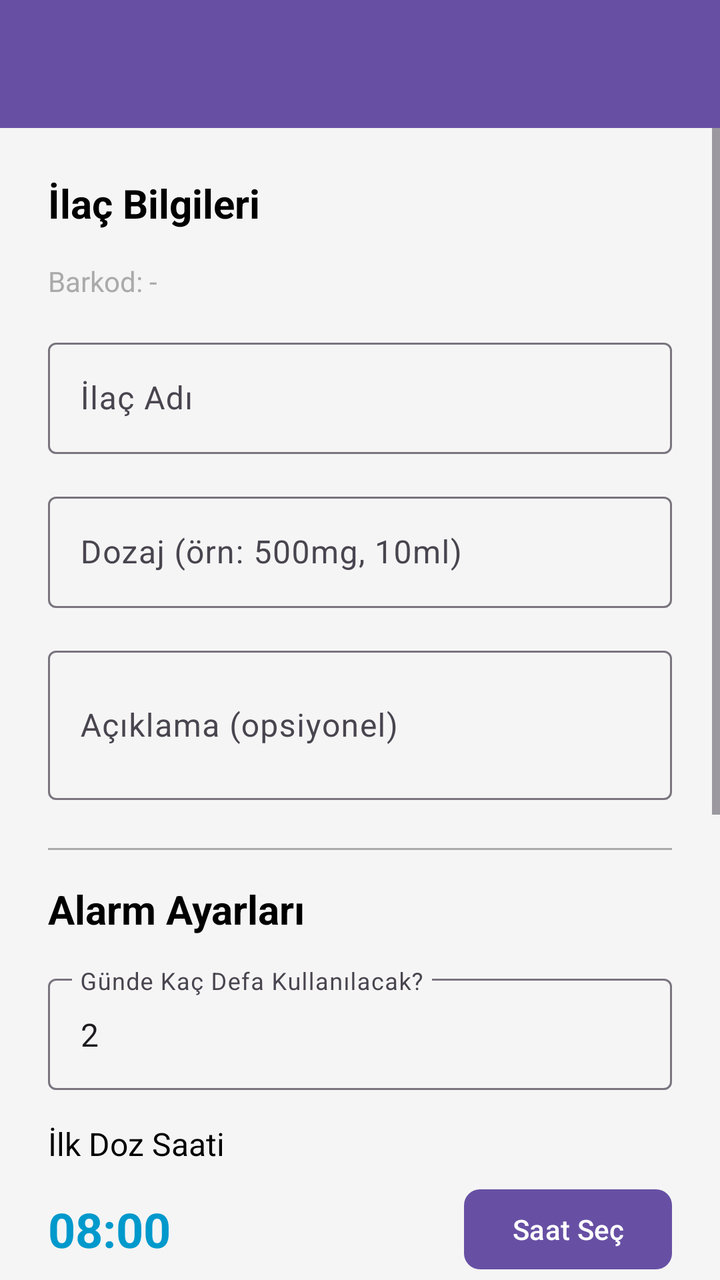
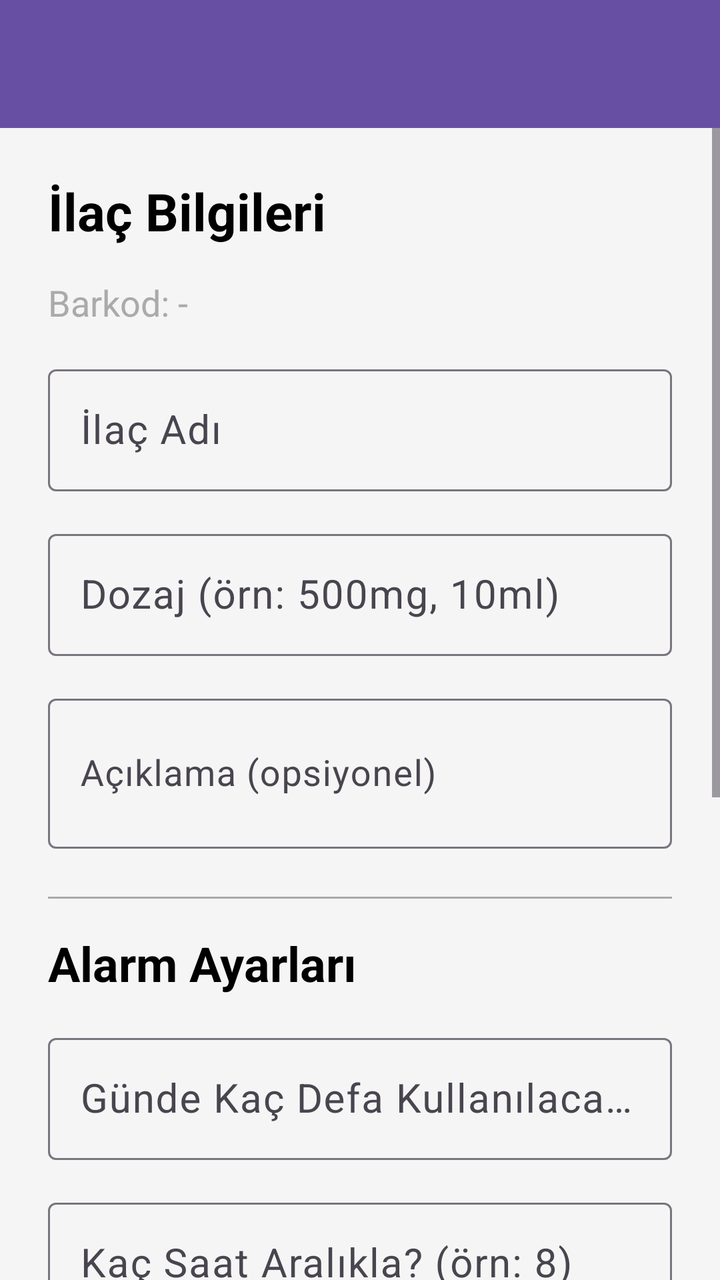

Two renders of the same Android screen: before a commit and after it. Below are the layout's source before the change and the commit's diff.
<!-- AndroidManifest.xml: application theme Theme.SafeDose -->
<!-- res/layout/activity_alarm_setup.xml -->
<?xml version="1.0" encoding="utf-8"?>
<LinearLayout xmlns:android="http://schemas.android.com/apk/res/android"
    xmlns:app="http://schemas.android.com/apk/res-auto"
    android:layout_width="match_parent"
    android:layout_height="match_parent"
    android:orientation="vertical">

    
    <androidx.appcompat.widget.Toolbar
        android:id="@+id/toolbar"
        android:layout_width="match_parent"
        android:layout_height="?attr/actionBarSize"
        android:background="?attr/colorPrimary"
        android:elevation="4dp"
        android:theme="@style/ThemeOverlay.AppCompat.Dark.ActionBar"
        app:popupTheme="@style/ThemeOverlay.AppCompat.Light" />


    <ScrollView
        android:layout_width="match_parent"
        android:layout_height="0dp"
        android:layout_weight="1"
        android:fillViewport="true">

        <LinearLayout
            android:layout_width="match_parent"
            android:layout_height="wrap_content"
            android:orientation="vertical"
            android:padding="24dp"
            android:background="#F5F5F5">


            
            <TextView
                android:layout_width="wrap_content"
                android:layout_height="wrap_content"
                android:text="İlaç Bilgileri"
                android:textSize="20sp"
                android:textStyle="bold"
                android:textColor="@android:color/black"
                android:layout_marginBottom="16dp" />

            
            <TextView
                android:id="@+id/tvBarcodeInfo"
                android:layout_width="wrap_content"
                android:layout_height="wrap_content"
                android:text="Barkod: -"
                android:textSize="14sp"
                android:textColor="@android:color/darker_gray"
                android:layout_marginBottom="16dp" />

            
            <com.google.android.material.textfield.TextInputLayout
                android:layout_width="match_parent"
                android:layout_height="wrap_content"
                android:hint="İlaç Adı"
                android:layout_marginBottom="16dp">

                <com.google.android.material.textfield.TextInputEditText
                    android:id="@+id/etMedicineName"
                    android:layout_width="match_parent"
                    android:layout_height="wrap_content"
                    android:inputType="text"
                    android:maxLines="1" />

            </com.google.android.material.textfield.TextInputLayout>

            
            <com.google.android.material.textfield.TextInputLayout
                android:layout_width="match_parent"
                android:layout_height="wrap_content"
                android:hint="Dozaj (örn: 500mg, 10ml)"
                android:layout_marginBottom="16dp">

                <com.google.android.material.textfield.TextInputEditText
                    android:id="@+id/etDosage"
                    android:layout_width="match_parent"
                    android:layout_height="wrap_content"
                    android:inputType="text"
                    android:maxLines="1" />

            </com.google.android.material.textfield.TextInputLayout>

            
            <com.google.android.material.textfield.TextInputLayout
                android:layout_width="match_parent"
                android:layout_height="wrap_content"
                android:hint="Açıklama (opsiyonel)"
                android:layout_marginBottom="24dp">

                <com.google.android.material.textfield.TextInputEditText
                    android:id="@+id/etDescription"
                    android:layout_width="match_parent"
                    android:layout_height="wrap_content"
                    android:inputType="textMultiLine"
                    android:maxLines="3"
                    android:minLines="2" />

            </com.google.android.material.textfield.TextInputLayout>

            
            <View
                android:layout_width="match_parent"
                android:layout_height="1dp"
                android:background="@android:color/darker_gray"
                android:layout_marginBottom="16dp" />

            
            <TextView
                android:layout_width="wrap_content"
                android:layout_height="wrap_content"
                android:text="Alarm Ayarları"
                android:textSize="20sp"
                android:textStyle="bold"
                android:textColor="@android:color/black"
                android:layout_marginBottom="16dp" />

            
            <com.google.android.material.textfield.TextInputLayout
                android:layout_width="match_parent"
                android:layout_height="wrap_content"
                android:hint="Günde Kaç Defa Kullanılacak?"
                android:layout_marginBottom="16dp">

                <com.google.android.material.textfield.TextInputEditText
                    android:id="@+id/etTimesPerDay"
                    android:layout_width="match_parent"
                    android:layout_height="wrap_content"
                    android:inputType="number"
                    android:maxLines="1"
                    android:text="2" />

            </com.google.android.material.textfield.TextInputLayout>

            
            <TextView
                android:layout_width="wrap_content"
                android:layout_height="wrap_content"
                android:text="İlk Doz Saati"
                android:textSize="16sp"
                android:textColor="@android:color/black"
                android:layout_marginBottom="8dp" />

            <LinearLayout
                android:layout_width="match_parent"
                android:layout_height="wrap_content"
                android:orientation="horizontal"
                android:gravity="center_vertical"
                android:layout_marginBottom="16dp">

                <TextView
                    android:id="@+id/tvStartTime"
                    android:layout_width="0dp"
                    android:layout_height="wrap_content"
                    android:layout_weight="1"
                    android:text="08:00"
                    android:textSize="24sp"
                    android:textStyle="bold"
                    android:textColor="@android:color/holo_blue_dark" />

                <com.google.android.material.button.MaterialButton
                    android:id="@+id/btnSelectStartTime"
                    android:layout_width="wrap_content"
                    android:layout_height="wrap_content"
                    android:text="Saat Seç"
                    app:cornerRadius="8dp" />

            </LinearLayout>

            
            <com.google.android.material.textfield.TextInputLayout
                android:layout_width="match_parent"
                android:layout_height="wrap_content"
                android:hint="Kaç Saat Aralıkla? (örn: 8)"
                android:layout_marginBottom="16dp">

                <com.google.android.material.textfield.TextInputEditText
                    android:id="@+id/etIntervalHours"
                    android:layout_width="match_parent"
                    android:layout_height="wrap_content"
                    android:inputType="number"
                    android:maxLines="1"
                    android:text="8" />

            </com.google.android.material.textfield.TextInputLayout>

            
            <com.google.android.material.textfield.TextInputLayout
                android:layout_width="match_parent"
                android:layout_height="wrap_content"
                android:hint="Kaç Gün Kullanılacak?"
                android:layout_marginBottom="24dp">

                <com.google.android.material.textfield.TextInputEditText
                    android:id="@+id/etDurationDays"
                    android:layout_width="match_parent"
                    android:layout_height="wrap_content"
                    android:inputType="number"
                    android:maxLines="1"
                    android:text="7" />

            </com.google.android.material.textfield.TextInputLayout>

            
            <com.google.android.material.card.MaterialCardView
                android:layout_width="match_parent"
                android:layout_height="wrap_content"
                android:layout_marginBottom="24dp"
                app:cardCornerRadius="8dp"
                app:cardBackgroundColor="@android:color/holo_blue_light"
                app:cardElevation="2dp">

                <LinearLayout
                    android:layout_width="match_parent"
                    android:layout_height="wrap_content"
                    android:orientation="vertical"
                    android:padding="16dp">

                    <TextView
                        android:layout_width="wrap_content"
                        android:layout_height="wrap_content"
                        android:text="ℹ️ Bilgi"
                        android:textSize="14sp"
                        android:textStyle="bold"
                        android:textColor="@android:color/white"
                        android:layout_marginBottom="8dp" />

                    <TextView
                        android:layout_width="match_parent"
                        android:layout_height="wrap_content"
                        android:text="Örnek: Günde 3 defa, 8 saat aralıkla\n• 1. Alarm: 08:00\n• 2. Alarm: 16:00\n• 3. Alarm: 00:00"
                        android:textSize="12sp"
                        android:textColor="@android:color/white" />

                </LinearLayout>

            </com.google.android.material.card.MaterialCardView>

            
            <LinearLayout
                android:layout_width="match_parent"
                android:layout_height="wrap_content"
                android:orientation="horizontal"
                android:gravity="center">

                
                <com.google.android.material.button.MaterialButton
                    android:id="@+id/btnCancel"
                    android:layout_width="0dp"
                    android:layout_height="wrap_content"
                    android:layout_weight="1"
                    android:text="İptal"
                    android:textColor="@android:color/holo_red_dark"
                    android:layout_marginEnd="8dp"
                    app:cornerRadius="8dp"
                    app:strokeColor="@android:color/holo_red_dark"
                    app:strokeWidth="2dp"
                    app:backgroundTint="@android:color/white" />

                
                <com.google.android.material.button.MaterialButton
                    android:id="@+id/btnSave"
                    android:layout_width="0dp"
                    android:layout_height="wrap_content"
                    android:layout_weight="1"
                    android:text="Kaydet"
                    android:layout_marginStart="8dp"
                    app:cornerRadius="8dp" />

            </LinearLayout>

        </LinearLayout>

    </ScrollView>

</LinearLayout>
<!-- resources referenced by this layout -->
<resources>
  <style name="Theme.SafeDose" parent="Base.Theme.SafeDose" />
  <style name="Base.Theme.SafeDose" parent="Theme.Material3.DayNight.NoActionBar">
          
          
      </style>
</resources>

<!-- the commit's change to res/layout/activity_alarm_setup.xml (unified diff, before → after) -->
@@ -15,7 +15,6 @@
         android:theme="@style/ThemeOverlay.AppCompat.Dark.ActionBar"
         app:popupTheme="@style/ThemeOverlay.AppCompat.Light" />
 
-
     <ScrollView
         android:layout_width="match_parent"
         android:layout_height="0dp"
@@ -29,13 +28,12 @@
             android:padding="24dp"
             android:background="#F5F5F5">
 
-
             
             <TextView
                 android:layout_width="wrap_content"
                 android:layout_height="wrap_content"
                 android:text="İlaç Bilgileri"
-                android:textSize="20sp"
+                android:textSize="26sp"
                 android:textStyle="bold"
                 android:textColor="@android:color/black"
                 android:layout_marginBottom="16dp" />
@@ -46,7 +44,7 @@
                 android:layout_width="wrap_content"
                 android:layout_height="wrap_content"
                 android:text="Barkod: -"
-                android:textSize="14sp"
+                android:textSize="18sp"
                 android:textColor="@android:color/darker_gray"
                 android:layout_marginBottom="16dp" />
 
@@ -61,9 +59,8 @@
                     android:id="@+id/etMedicineName"
                     android:layout_width="match_parent"
                     android:layout_height="wrap_content"
-                    android:inputType="text"
+                    android:textSize="20sp"
                     android:maxLines="1" />
-
             </com.google.android.material.textfield.TextInputLayout>
 
             
@@ -77,9 +74,8 @@
                     android:id="@+id/etDosage"
                     android:layout_width="match_parent"
                     android:layout_height="wrap_content"
-                    android:inputType="text"
+                    android:textSize="20sp"
                     android:maxLines="1" />
-
             </com.google.android.material.textfield.TextInputLayout>
 
             
@@ -92,11 +88,10 @@
                 <com.google.android.material.textfield.TextInputEditText
                     android:id="@+id/etDescription"
                     android:layout_width="match_parent"
-                    android:layout_height="wrap_content"
-                    android:inputType="textMultiLine"
+                    android:layout_height="75dp"
                     android:maxLines="3"
-                    android:minLines="2" />
-
+                    android:minLines="2"
+                    android:textSize="18sp" />
             </com.google.android.material.textfield.TextInputLayout>
 
             
@@ -111,7 +106,7 @@
                 android:layout_width="wrap_content"
                 android:layout_height="wrap_content"
                 android:text="Alarm Ayarları"
-                android:textSize="20sp"
+                android:textSize="24sp"
                 android:textStyle="bold"
                 android:textColor="@android:color/black"
                 android:layout_marginBottom="16dp" />
@@ -127,10 +122,38 @@
                     android:id="@+id/etTimesPerDay"
                     android:layout_width="match_parent"
                     android:layout_height="wrap_content"
-                    android:inputType="number"
-                    android:maxLines="1"
-                    android:text="2" />
-
+                    android:textSize="20sp"
+                    android:inputType="number" />
+            </com.google.android.material.textfield.TextInputLayout>
+
+            
+            <com.google.android.material.textfield.TextInputLayout
+                android:layout_width="match_parent"
+                android:layout_height="wrap_content"
+                android:hint="Kaç Saat Aralıkla? (örn: 8)"
+                android:layout_marginBottom="16dp">
+
+                <com.google.android.material.textfield.TextInputEditText
+                    android:id="@+id/etIntervalHours"
+                    android:layout_width="match_parent"
+                    android:layout_height="wrap_content"
+                    android:textSize="20sp"
+                    android:inputType="number" />
+            </com.google.android.material.textfield.TextInputLayout>
+
+            
+            <com.google.android.material.textfield.TextInputLayout
+                android:layout_width="match_parent"
+                android:layout_height="wrap_content"
+                android:hint="Kaç Gün Kullanılacak?"
+                android:layout_marginBottom="24dp">
+
+                <com.google.android.material.textfield.TextInputEditText
+                    android:id="@+id/etDurationDays"
+                    android:layout_width="match_parent"
+                    android:layout_height="wrap_content"
+                    android:textSize="20sp"
+                    android:inputType="number" />
             </com.google.android.material.textfield.TextInputLayout>
 
             
@@ -138,7 +161,7 @@
                 android:layout_width="wrap_content"
                 android:layout_height="wrap_content"
                 android:text="İlk Doz Saati"
-                android:textSize="16sp"
+                android:textSize="20sp"
                 android:textColor="@android:color/black"
                 android:layout_marginBottom="8dp" />
 
@@ -155,7 +178,7 @@
                     android:layout_height="wrap_content"
                     android:layout_weight="1"
                     android:text="08:00"
-                    android:textSize="24sp"
+                    android:textSize="30sp"
                     android:textStyle="bold"
                     android:textColor="@android:color/holo_blue_dark" />
 
@@ -164,43 +187,9 @@
                     android:layout_width="wrap_content"
                     android:layout_height="wrap_content"
                     android:text="Saat Seç"
+                    android:textSize="18sp"
                     app:cornerRadius="8dp" />
-
             </LinearLayout>
-
-            
-            <com.google.android.material.textfield.TextInputLayout
-                android:layout_width="match_parent"
-                android:layout_height="wrap_content"
-                android:hint="Kaç Saat Aralıkla? (örn: 8)"
-                android:layout_marginBottom="16dp">
-
-                <com.google.android.material.textfield.TextInputEditText
-                    android:id="@+id/etIntervalHours"
-                    android:layout_width="match_parent"
-                    android:layout_height="wrap_content"
-                    android:inputType="number"
-                    android:maxLines="1"
-                    android:text="8" />
-
-            </com.google.android.material.textfield.TextInputLayout>
-
-            
-            <com.google.android.material.textfield.TextInputLayout
-                android:layout_width="match_parent"
-                android:layout_height="wrap_content"
-                android:hint="Kaç Gün Kullanılacak?"
-                android:layout_marginBottom="24dp">
-
-                <com.google.android.material.textfield.TextInputEditText
-                    android:id="@+id/etDurationDays"
-                    android:layout_width="match_parent"
-                    android:layout_height="wrap_content"
-                    android:inputType="number"
-                    android:maxLines="1"
-                    android:text="7" />
-
-            </com.google.android.material.textfield.TextInputLayout>
 
             
             <com.google.android.material.card.MaterialCardView
@@ -208,8 +197,7 @@
                 android:layout_height="wrap_content"
                 android:layout_marginBottom="24dp"
                 app:cardCornerRadius="8dp"
-                app:cardBackgroundColor="@android:color/holo_blue_light"
-                app:cardElevation="2dp">
+                app:cardBackgroundColor="@android:color/holo_blue_light">
 
                 <LinearLayout
                     android:layout_width="match_parent"
@@ -221,7 +209,7 @@
                         android:layout_width="wrap_content"
                         android:layout_height="wrap_content"
                         android:text="ℹ️ Bilgi"
-                        android:textSize="14sp"
+                        android:textSize="20sp"
                         android:textStyle="bold"
                         android:textColor="@android:color/white"
                         android:layout_marginBottom="8dp" />
@@ -229,10 +217,9 @@
                     <TextView
                         android:layout_width="match_parent"
                         android:layout_height="wrap_content"
-                        android:text="Örnek: Günde 3 defa, 8 saat aralıkla\n• 1. Alarm: 08:00\n• 2. Alarm: 16:00\n• 3. Alarm: 00:00"
-                        android:textSize="12sp"
+                        android:text="Örnek: Günde 3 defa, 8 saat aralıkla"
+                        android:textSize="18sp"
                         android:textColor="@android:color/white" />
-
                 </LinearLayout>
 
             </com.google.android.material.card.MaterialCardView>
@@ -241,37 +228,29 @@
             <LinearLayout
                 android:layout_width="match_parent"
                 android:layout_height="wrap_content"
-                android:orientation="horizontal"
-                android:gravity="center">
-
-                
+                android:orientation="horizontal">
+
                 <com.google.android.material.button.MaterialButton
                     android:id="@+id/btnCancel"
                     android:layout_width="0dp"
                     android:layout_height="wrap_content"
                     android:layout_weight="1"
                     android:text="İptal"
-                    android:textColor="@android:color/holo_red_dark"
+                    android:textSize="20sp"
                     android:layout_marginEnd="8dp"
-                    app:cornerRadius="8dp"
-                    app:strokeColor="@android:color/holo_red_dark"
-                    app:strokeWidth="2dp"
-                    app:backgroundTint="@android:color/white" />
-
-                
+                    app:cornerRadius="8dp" />
+
                 <com.google.android.material.button.MaterialButton
                     android:id="@+id/btnSave"
                     android:layout_width="0dp"
                     android:layout_height="wrap_content"
                     android:layout_weight="1"
                     android:text="Kaydet"
+                    android:textSize="20sp"
                     android:layout_marginStart="8dp"
                     app:cornerRadius="8dp" />
-
             </LinearLayout>
 
         </LinearLayout>
-
     </ScrollView>
-
 </LinearLayout>
